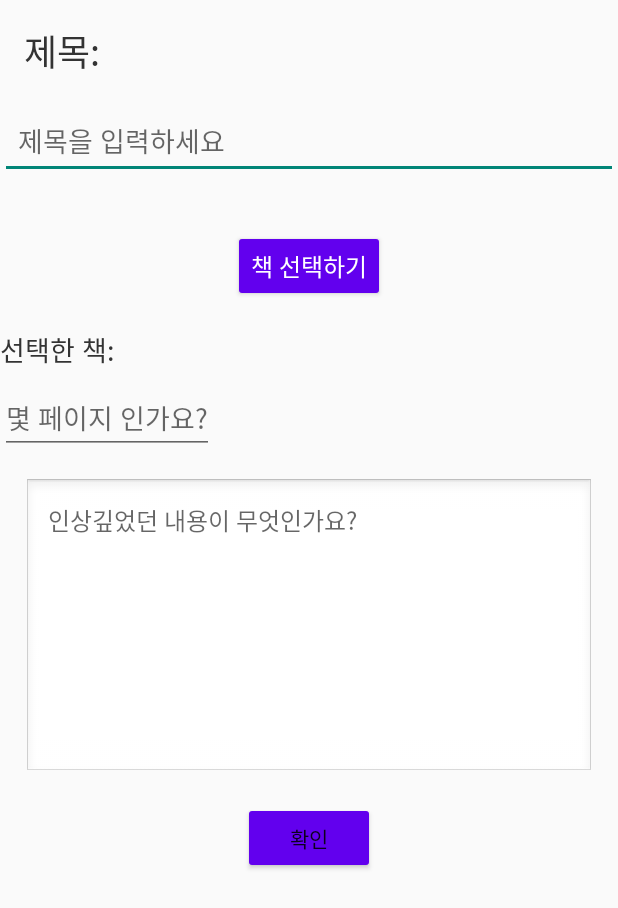
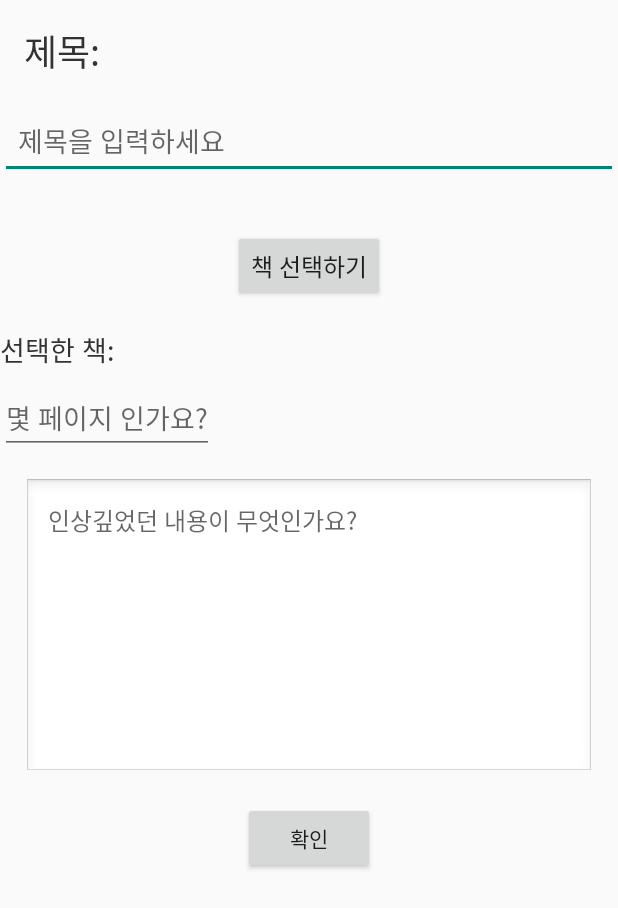
Before and after one commit to Bookcord-Mobile-Programming/Follow-the-Book-Path, an Android app: the MemoWriteActivity screen opened directly, with no data from a screen before it, on a phone screen of 412 x 824 dp. Shown: the top 908 px of the screen. Run offline under Robolectric (Android 15) with nearby library versions, the phone set to English and light mode, and no system bars.

Commit message:
메모페이지 UI 수정

```diff
--- a/app/src/main/res/layout/activity_book_record.xml
+++ b/app/src/main/res/layout/activity_book_record.xml
@@ -69,7 +69,7 @@
         android:id="@+id/txtEndDate"
         android:layout_width="wrap_content"
         android:layout_height="wrap_content"
-        android:text="완독 날짜"
+        android:text="마지막으로 읽은 날짜"
         android:textSize="16dp" />
 
     <EditText
--- a/app/src/main/res/layout/activity_memo.xml
+++ b/app/src/main/res/layout/activity_memo.xml
@@ -16,7 +16,6 @@
         android:layout_height="wrap_content"
         android:layout_gravity="center"
         android:layout_marginTop="16dp"
-        android:backgroundTint="@android:color/holo_blue_dark"
         android:text="메모 추가"/>
 
 </LinearLayout>
--- a/app/src/main/res/layout/activity_memo_write.xml
+++ b/app/src/main/res/layout/activity_memo_write.xml
@@ -30,8 +30,6 @@
         android:layout_gravity="center"
         android:layout_margin="18sp"
         android:text="책 선택하기"
-        android:textColor="#ffffff"
-        android:backgroundTint="#6200EE"
         android:textSize="16sp" />
     <TextView
         android:id="@+id/memoBookName"
@@ -70,7 +68,6 @@
         android:id="@+id/memoSubmitBtn"
         android:layout_gravity="center"
         android:text="확인"
-        android:backgroundTint="#6200EE"
         android:layout_width="wrap_content"
         android:layout_height="wrap_content"
         />
--- a/app/src/main/res/layout/memo_write.xml
+++ b/app/src/main/res/layout/memo_write.xml
@@ -31,7 +31,6 @@
         android:layout_margin="18sp"
         android:text="책 선택하기"
         android:textColor="#ffffff"
-        android:backgroundTint="#6200EE"
         android:textSize="16sp" />
     <TextView
         android:id="@+id/memoBookName"
@@ -70,7 +69,6 @@
         android:id="@+id/memoSubmitBtn"
         android:layout_gravity="center"
         android:text="확인"
-        android:backgroundTint="#6200EE"
         android:layout_width="wrap_content"
         android:layout_height="wrap_content"
         />
```
